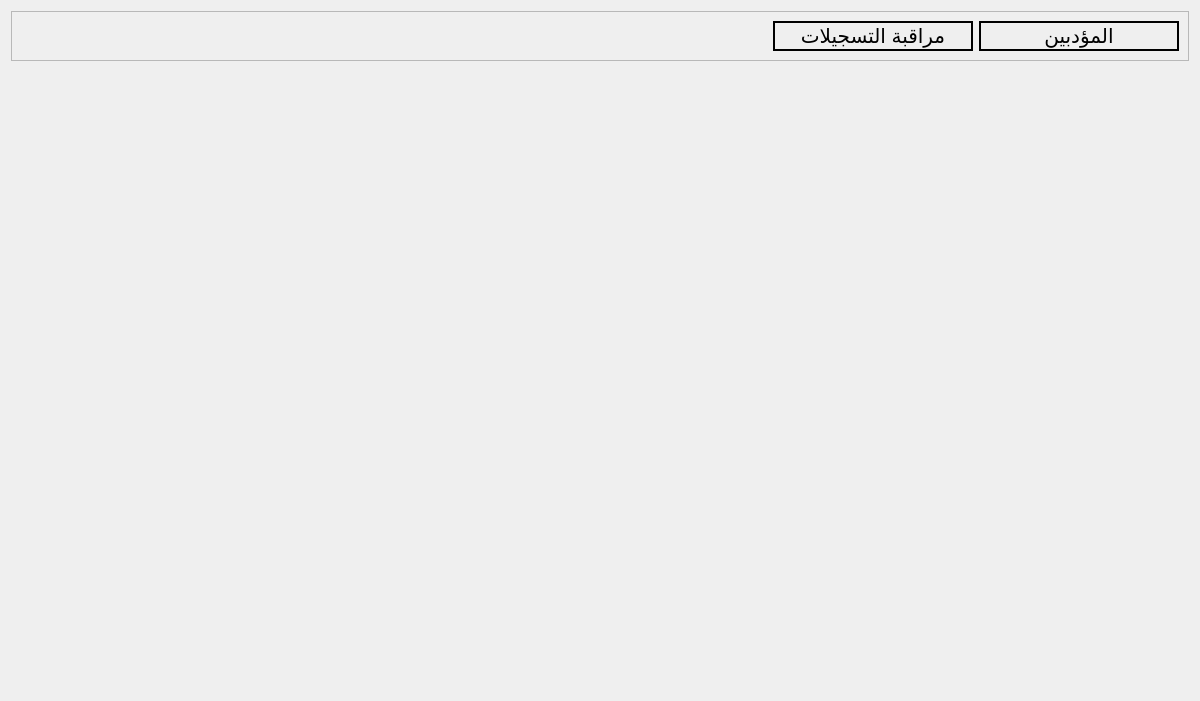
First picture: the form in app/ui/teacher/teacher_part.ui, repository yahiab05/student-managment-v2.0, before the edit.
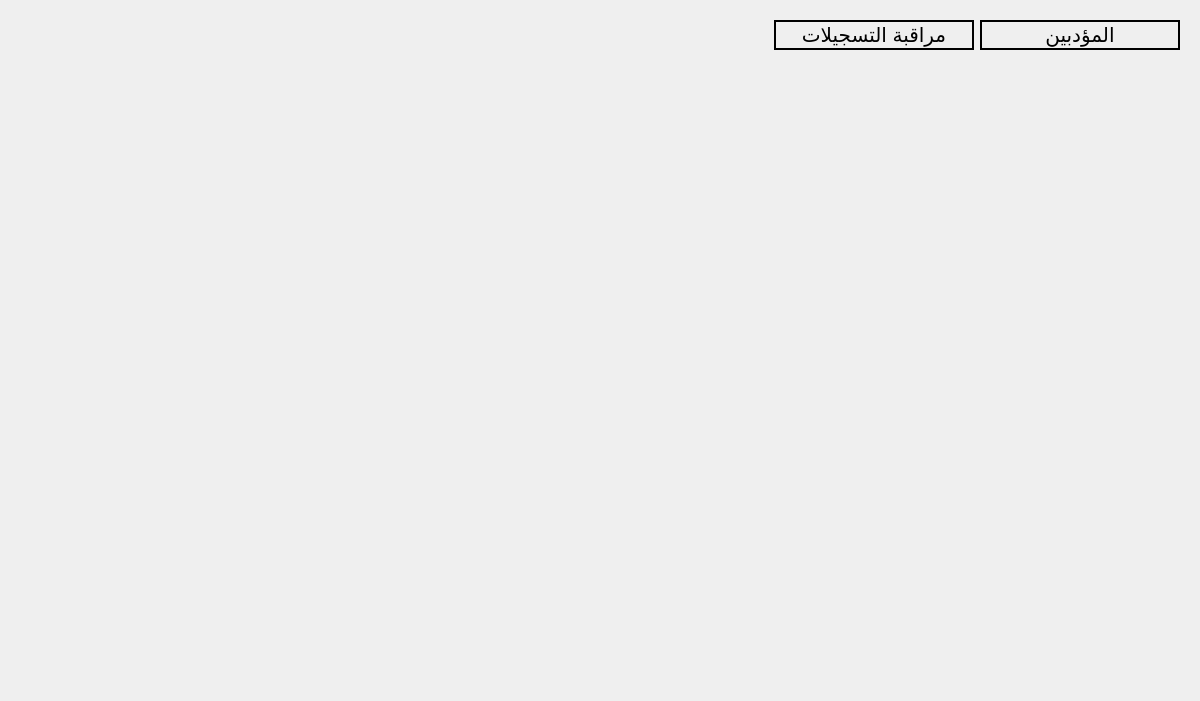
Second picture: the form after the edit.

Diff of the .ui file:
```diff
--- a/app/ui/teacher/teacher_part.ui
+++ b/app/ui/teacher/teacher_part.ui
@@ -17,10 +17,7 @@
    <item>
     <widget class="QFrame" name="frame">
      <property name="frameShape">
-      <enum>QFrame::Shape::StyledPanel</enum>
-     </property>
-     <property name="frameShadow">
-      <enum>QFrame::Shadow::Raised</enum>
+      <enum>QFrame::NoFrame</enum>
      </property>
      <layout class="QHBoxLayout" name="horizontalLayout">
       <item>
```
Left out of the diff: 2 changed lines with no effect on the pictures.
